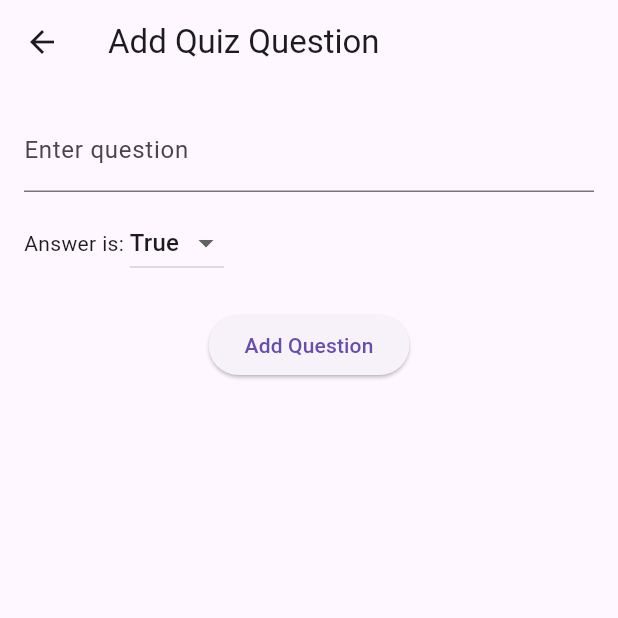
After one commit to EdiBulb/love_mock_test, a Flutter app: the QuestionEditor screen opened directly, on a phone screen of 412 x 824 dp, the top half of it. The commit adds this screen. Run offline on Flutter 3.47's test engine with Material 3 defaults, Android fonts, the phone set to English and light mode, and no system bars; our stand-ins replace shared_preferences; accounts and stored records are empty.

Commit message:
question_editor.dart added.

```diff
--- a/lib/question.dart
+++ b/lib/question.dart
@@ -6,8 +6,6 @@ class Question { // class name should start with capital letter.
 
   //constructor
   Question(this.questionText, this.questionAnswer); // with this constructor, you can reduce code a lot.
-  // Question( String q,  bool a){
-  //   questionText = q;
-  //   questionAnswer = a;
+
   // }
 }
--- /dev/null
+++ b/lib/screens/question_editor.dart
@@ -0,0 +1,93 @@
+import 'package:flutter/material.dart';
+
+class QuestionEditor extends StatefulWidget {
+  const QuestionEditor({super.key});
+
+  @override
+  State<QuestionEditor> createState() => _QuestionEditorState();
+}
+
+class _QuestionEditorState extends State<QuestionEditor> {
+  final TextEditingController _questionController = TextEditingController();
+  bool _answer = true;
+
+  List<Map<String, dynamic>> _questionList = [];
+
+  void _addQuestion() {
+    if (_questionController.text.trim().isEmpty) return;
+
+    setState(() {
+      _questionList.add({
+        'text': _questionController.text.trim(),
+        'answer': _answer,
+      });
+      _questionController.clear();
+      _answer = true;
+    });
+  }
+
+  @override
+  Widget build(BuildContext context) {
+    return Scaffold(
+      appBar: AppBar(title: const Text("Add Quiz Question")),
+      body: Padding(
+        padding: const EdgeInsets.all(16.0),
+        child: Column(
+          children: [
+            // 문제 입력
+            TextField(
+              controller: _questionController,
+              decoration: const InputDecoration(labelText: "Enter question"),
+            ),
+            const SizedBox(height: 10),
+
+            // 정답 선택 (Toggle)
+            Row(
+              children: [
+                const Text("Answer is: "),
+                DropdownButton<bool>(
+                  value: _answer,
+                  items: const [
+                    DropdownMenuItem(value: true, child: Text("True")),
+                    DropdownMenuItem(value: false, child: Text("False")),
+                  ],
+                  onChanged: (value) {
+                    if (value != null) {
+                      setState(() {
+                        _answer = value;
+                      });
+                    }
+                  },
+                ),
+              ],
+            ),
+
+            const SizedBox(height: 20),
+
+            ElevatedButton(
+              onPressed: _addQuestion,
+              child: const Text("Add Question"),
+            ),
+
+            const SizedBox(height: 20),
+
+            // 질문 리스트 미리 보기
+            Expanded(
+              child: ListView.builder(
+                itemCount: _questionList.length,
+                itemBuilder: (context, index) {
+                  final question = _questionList[index];
+                  return ListTile(
+                    title: Text(question['text']),
+                    subtitle: Text(
+                        "Answer: ${question['answer'] ? "True" : "False"}"),
+                  );
+                },
+              ),
+            ),
+          ],
+        ),
+      ),
+    );
+  }
+}
```
Also changed, not shown: lib/main.dart (+35 -33 lines), lib/quiz_brain.dart (+36 -2 lines), lib/screens/result_page.dart (added, +50 -0 lines), pubspec.yaml (+4 -54 lines), pubspec.lock, 2 other files.
